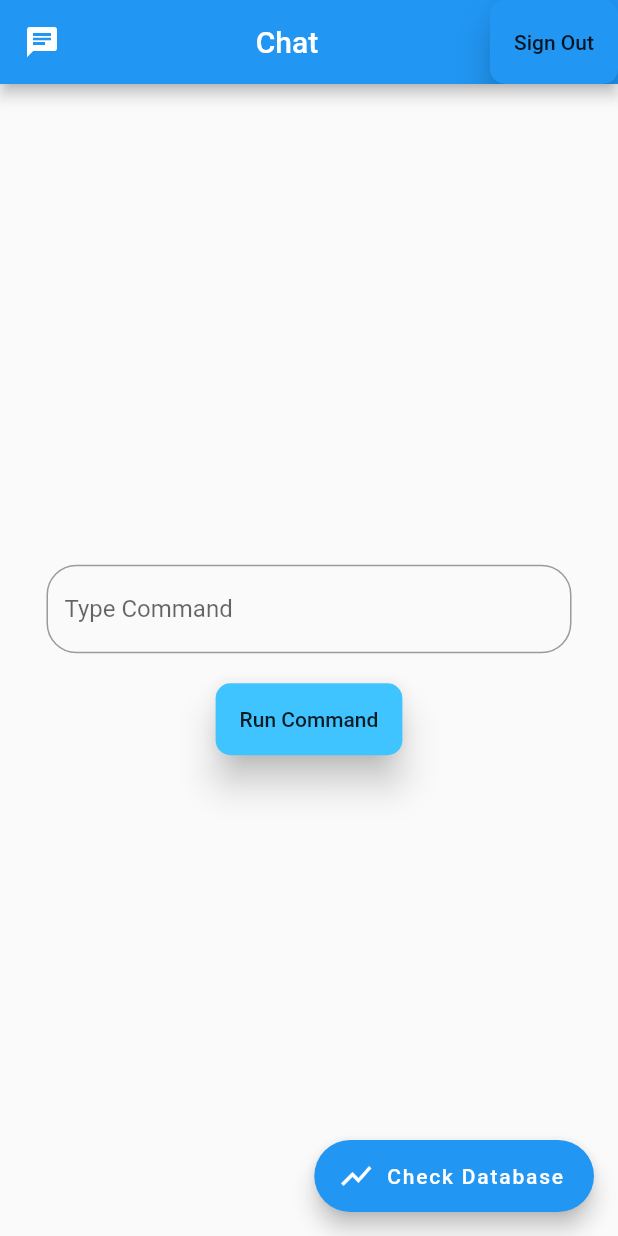
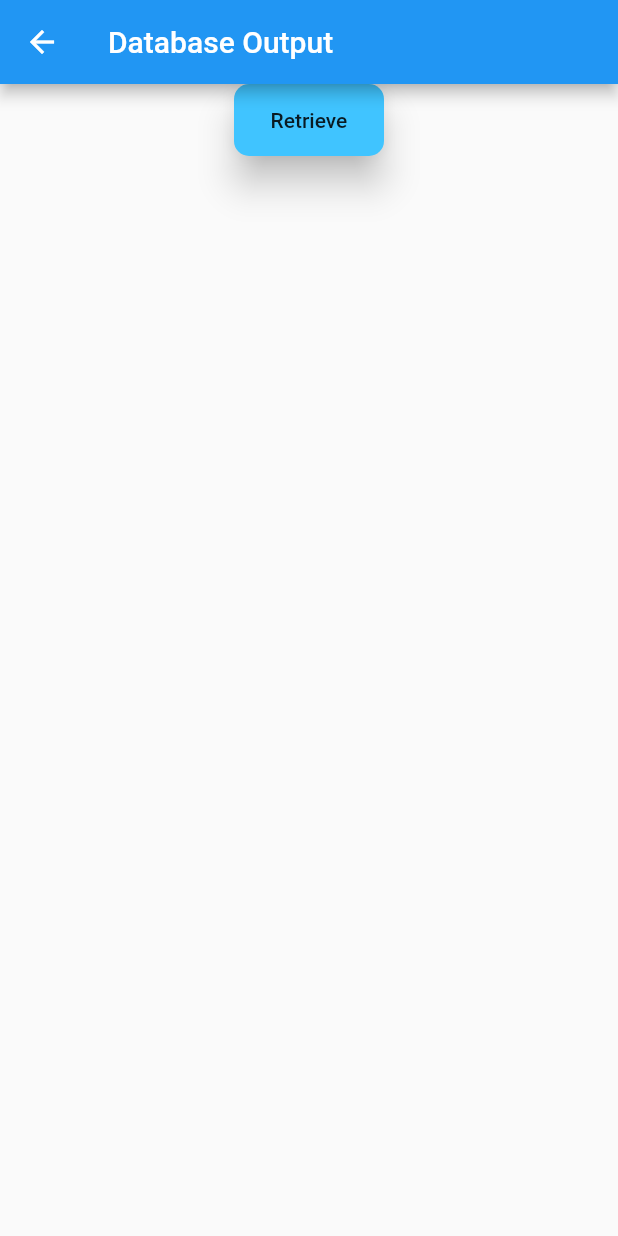
Before and after one commit to sulabh2000/Firebase_Flutter, a Flutter app: the MyChat screen opened by its route, after a tap on "Check Database", on a phone screen of 412 x 824 dp. Run offline on Flutter 3.47's test engine with Material 2 defaults, Android fonts, the phone set to English and light mode, and no system bars; our stand-ins replace cloud_firestore, firebase_auth, firebase_core, fluttertoast; accounts and stored records are empty.

Commit message:
adding some feature

```diff
--- a/lib/main.dart
+++ b/lib/main.dart
@@ -2,6 +2,7 @@ import 'package:cloud_firestore/cloud_firestore.dart';
 import 'package:firetest_app/screens/chat.dart';
 import 'package:firetest_app/screens/home.dart';
 import 'package:firetest_app/screens/login.dart';
+import 'package:firetest_app/screens/output.dart';
 import 'package:firetest_app/screens/regis.dart';
 import 'package:flutter/material.dart';
 import 'package:firebase_core/firebase_core.dart';
@@ -16,6 +17,7 @@ void main() async {
       "log": (context) => MyLogin(),
       "reg": (context) => MyRegis(),
       "chat": (context) => MyChat(),
+      "out": (context) => MyOutput(),
     },
     debugShowCheckedModeBanner: false,
   ));
--- a/lib/screens/chat.dart
+++ b/lib/screens/chat.dart
@@ -99,12 +99,11 @@ class _MyChatState extends State<MyChat> {
         ),
       ),
       floatingActionButton: FloatingActionButton.extended(
-        onPressed: () async {
-          var d = await fsconnect.collection("Commands").get();
-          for (var i in d.docs) print(i.data());
+        onPressed: () {
+          Navigator.pushNamed(context, "out");
         },
         label: Text("Check Database"),
-        icon: Icon(Icons.show_chart),
+        icon: Icon(Icons.bubble_chart),
         backgroundColor: Colors.lightBlueAccent[300],
       ),
     );
--- /dev/null
+++ b/lib/screens/output.dart
@@ -0,0 +1,51 @@
+import 'package:flutter/material.dart';
+import 'package:cloud_firestore/cloud_firestore.dart';
+import 'package:fluttertoast/fluttertoast.dart';
+
+class MyOutput extends StatefulWidget {
+  @override
+  _MyOutputState createState() => _MyOutputState();
+}
+
+class _MyOutputState extends State<MyOutput> {
+  var fsconnect = FirebaseFirestore.instance;
+  var x;
+  @override
+  Widget build(BuildContext context) {
+    return Scaffold(
+      appBar: AppBar(
+        title: Text('Database Output'),
+      ),
+      body: Container(
+        child: Row(
+          mainAxisAlignment: MainAxisAlignment.center,
+          children: <Widget>[
+            Material(
+                color: Colors.lightBlueAccent,
+                elevation: 10,
+                borderRadius: BorderRadius.circular(10),
+                child: MaterialButton(
+                  minWidth: 100,
+                  height: 40,
+                  onPressed: () async {
+                    try {
+                      var d = await fsconnect.collection("Students").get();
+                      for (var i in d.docs) print(i.data());
+                      Fluttertoast.showToast(
+                          msg: "Showing Database",
+                          toastLength: Toast.LENGTH_LONG,
+                          gravity: ToastGravity.BOTTOM,
+                          timeInSecForIosWeb: 1,
+                          backgroundColor: Colors.green,
+                          textColor: Colors.white,
+                          fontSize: 16.0);
+                    } catch (e) {}
+                  },
+                  child: Text("Retrieve"),
+                )),
+          ],
+        ),
+      ),
+    );
+  }
+}
```
